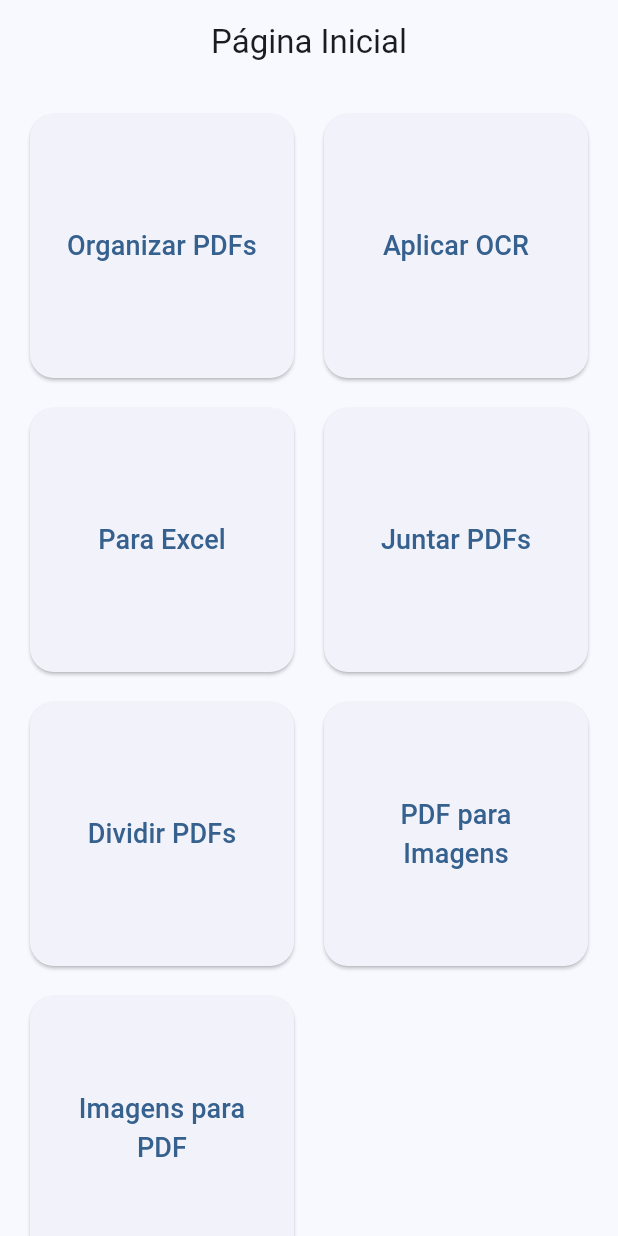
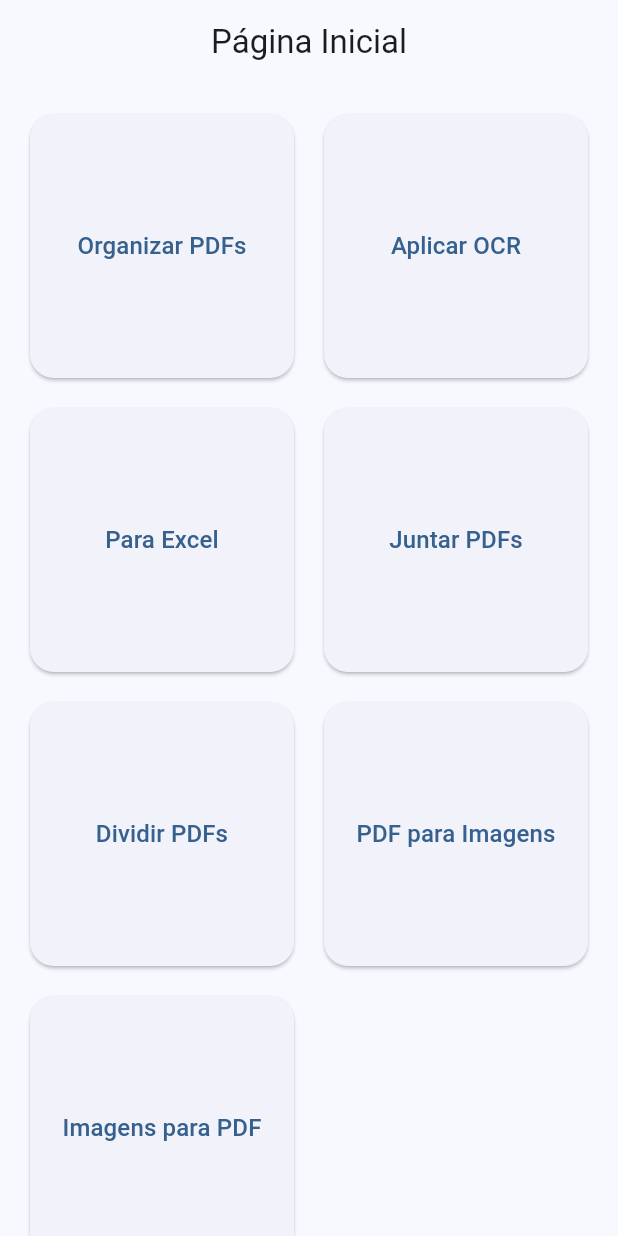
Before and after one commit to Brunopvh/web_pdf, a Flutter app: the screen it shows after launch, on a phone screen of 412 x 824 dp. Run offline on Flutter 3.47's test engine with Material 3 defaults, Android fonts, the light colour scheme and no system bars; our stand-ins replace file_picker.

Commit message:
segundo commit

```diff
--- a/lib/main.dart
+++ b/lib/main.dart
@@ -1,4 +1,6 @@
 import 'package:flutter/material.dart';
+import 'package:web_pdf/pages/home_page.dart';
+import 'package:web_pdf/pages/juntar_pdf.dart';
 
 void main() {
   runApp(const MyApp());
@@ -16,85 +18,7 @@
         useMaterial3: true,
       ),
       home: const HomePage(),
-      routes: {
-        '/joinPdfs': (context) => const JoinPdfsPage(),
-      },
+      routes: {'/joinPdfs': (context) => const JoinPdfsPage()},
     );
   }
 }
-
-class HomePage extends StatelessWidget {
-  const HomePage({super.key});
-
-  @override
-  Widget build(BuildContext context) {
-    final options = [
-      "Organizar PDFs",
-      "Aplicar OCR",
-      "Para Excel",
-      "Juntar PDFs",
-      "Dividir PDFs",
-      "PDF para Imagens",
-      "Imagens para PDF",
-    ];
-
-    return Scaffold(
-      appBar: AppBar(
-        title: const Text("Página Inicial"),
-        centerTitle: true,
-      ),
-      body: Center(
-        child: GridView.builder(
-          padding: const EdgeInsets.all(20),
-          gridDelegate: const SliverGridDelegateWithFixedCrossAxisCount(
-            crossAxisCount: 2, // duas colunas
-            crossAxisSpacing: 20,
-            mainAxisSpacing: 20,
-          ),
-          itemCount: options.length,
-          itemBuilder: (context, index) {
-            final option = options[index];
-            return ElevatedButton(
-              style: ElevatedButton.styleFrom(
-                padding: const EdgeInsets.all(20),
-                shape: RoundedRectangleBorder(
-                  borderRadius: BorderRadius.circular(16),
-                ),
-              ),
-              onPressed: () {
-                if (option == "Juntar PDFs") {
-                  Navigator.pushNamed(context, '/joinPdfs');
-                }
-                // As outras opções ficam sem ação por enquanto
-              },
-              child: Text(
-                option,
-                textAlign: TextAlign.center,
-                style: const TextStyle(fontSize: 18),
-              ),
-            );
-          },
-        ),
-      ),
-    );
-  }
-}
-
-class JoinPdfsPage extends StatelessWidget {
-  const JoinPdfsPage({super.key});
-
-  @override
-  Widget build(BuildContext context) {
-    return Scaffold(
-      appBar: AppBar(
-        title: const Text("Juntar PDFs"),
-      ),
-      body: const Center(
-        child: Text(
-          "Aqui ficará a funcionalidade de juntar PDFs",
-          style: TextStyle(fontSize: 20),
-        ),
-      ),
-    );
-  }
-}
--- /dev/null
+++ b/lib/pages/home_page.dart
@@ -0,0 +1,56 @@
+import 'package:flutter/material.dart';
+
+class HomePage extends StatelessWidget {
+  const HomePage({super.key});
+
+  @override
+  Widget build(BuildContext context) {
+    final buttonsOptions = [
+      "Organizar PDFs",
+      "Aplicar OCR",
+      "Para Excel",
+      "Juntar PDFs",
+      "Dividir PDFs",
+      "PDF para Imagens",
+      "Imagens para PDF",
+    ];
+
+    return Scaffold(
+      appBar: AppBar(title: const Text("Página Inicial"), centerTitle: true),
+      body: Center(
+        child: GridView.builder(
+          padding: const EdgeInsets.all(20),
+          gridDelegate: const SliverGridDelegateWithMaxCrossAxisExtent(
+            maxCrossAxisExtent: 180, // largura máxima de cada botão
+            crossAxisSpacing: 20,
+            mainAxisSpacing: 20,
+          ),
+          itemCount: buttonsOptions.length,
+          itemBuilder: (context, index) {
+            final option = buttonsOptions[index];
+            return ElevatedButton(
+              style: ElevatedButton.styleFrom(
+                padding: const EdgeInsets.all(11),
+                //fixedSize: const Size(50, 30),
+                shape: RoundedRectangleBorder(
+                  borderRadius: BorderRadius.circular(16),
+                ),
+              ),
+              onPressed: () {
+                if (option == "Juntar PDFs") {
+                  Navigator.pushNamed(context, '/joinPdfs');
+                }
+                // As outras opções ficam sem ação por enquanto
+              },
+              child: Text(
+                option,
+                textAlign: TextAlign.center,
+                style: const TextStyle(fontSize: 16),
+              ),
+            );
+          },
+        ),
+      ),
+    );
+  }
+}
--- a/pubspec.yaml
+++ b/pubspec.yaml
@@ -34,6 +34,7 @@
   # The following adds the Cupertino Icons font to your application.
   # Use with the CupertinoIcons class for iOS style icons.
   cupertino_icons: ^1.0.8
+  file_picker: ^10.3.2
 
 dev_dependencies:
   flutter_test:
```
Also changed, not shown: lib/pages/juntar_pdf.dart (added, +177 -0 lines), pubspec.lock, 1 other file.
